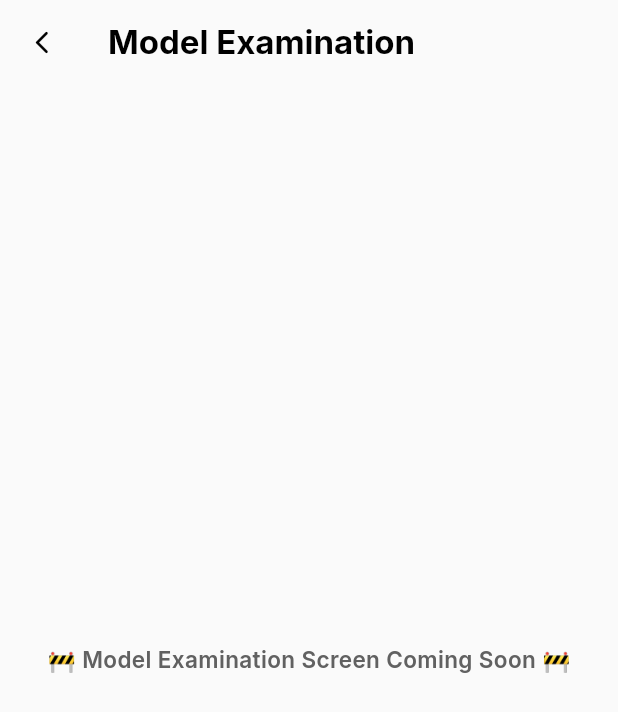
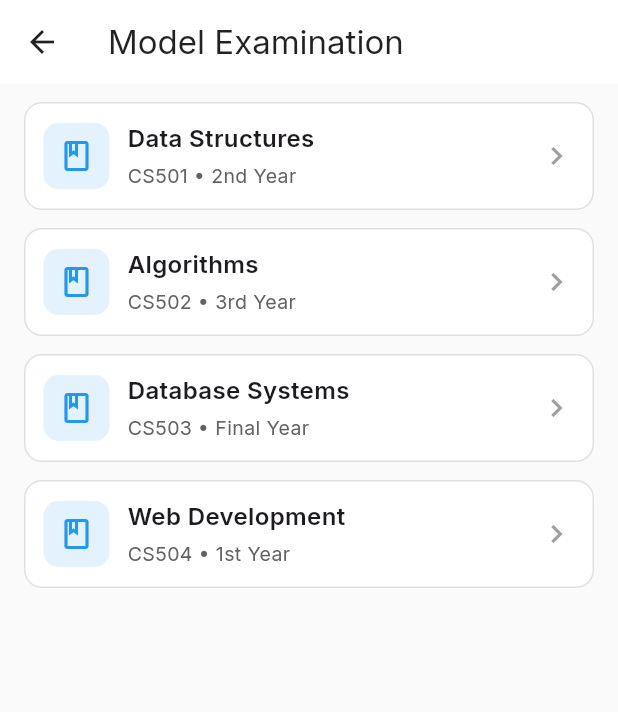
Before and after one commit to kishoreerp/ERP-Campus-Connect, a Flutter app: the StaffMarksScreen screen opened directly, after a tap on "Model Examination", on a phone screen of 412 x 824 dp. Shown: the top 712 px of the screen. Run offline on Flutter 3.47's test engine with Material 3 defaults, Android fonts, the phone set to English and light mode, and no system bars; our stand-ins replace cloud_firestore, firebase_auth, firebase_core, google_fonts, shared_preferences, table_calendar; accounts and stored records are empty; generated files the repository leaves out were written again.

Commit message:
Staff portal: IA2 update and model exam screen added

```diff
--- a/frontend/lib/screens/staff_portal/internal_assessment2_screen.dart
+++ b/frontend/lib/screens/staff_portal/model_exam_screen.dart
@@ -2,8 +2,9 @@
 import 'package:flutter/material.dart';
 import 'package:google_fonts/google_fonts.dart';
 
-class InternalAssessment2Screen extends StatelessWidget {
-const InternalAssessment2Screen({super.key});
+class ModelExamScreen extends StatelessWidget {
+
+  const ModelExamScreen({super.key});
 
   // sample subjects (you can replace with your real data)
   final List<_SubjectItem> subjects = const [
@@ -18,7 +19,8 @@ const InternalAssessment2Screen({super.key});
     return Scaffold(
       appBar: AppBar(
         leading: BackButton(color: Colors.black87),
-        title: Text('Internal Assessment 2',
+        title: Text('Model Examination',
+
             style: GoogleFonts.inter(color: Colors.black87)),
         backgroundColor: Colors.white,
         elevation: 0,
@@ -184,7 +186,7 @@ const InternalAssessment2Screen({super.key});
                         child: Column(
                             crossAxisAlignment: CrossAxisAlignment.start,
                             children: [
-                              Text('Internal Assessment 1 - $subject',
+                              Text('Model Examination - $subject',
                                   style: GoogleFonts.inter(
                                       fontSize: 16, fontWeight: FontWeight.w700)),
                               const SizedBox(height: 4),
--- a/frontend/lib/screens/staff_portal/staff_marks_screen.dart
+++ b/frontend/lib/screens/staff_portal/staff_marks_screen.dart
@@ -2,6 +2,7 @@ import 'package:flutter/material.dart';
 import 'package:google_fonts/google_fonts.dart';
 import 'Internal_assessment_1_screen.dart';
 import 'internal_assessment2_screen.dart';
+import 'model_exam_screen.dart';
 
 class StaffMarksScreen extends StatelessWidget {
   const StaffMarksScreen({super.key});
@@ -79,8 +80,9 @@ class StaffMarksScreen extends StatelessWidget {
                 Navigator.push(
                     context,
                     MaterialPageRoute(
-                        builder: (_) =>
-                            const PlaceholderScreen(title: "Model Examination")));
+                        builder: (_) => const ModelExamScreen()
+                    ),
+                );
               },
             ),
             _buildOptionCard(
```
